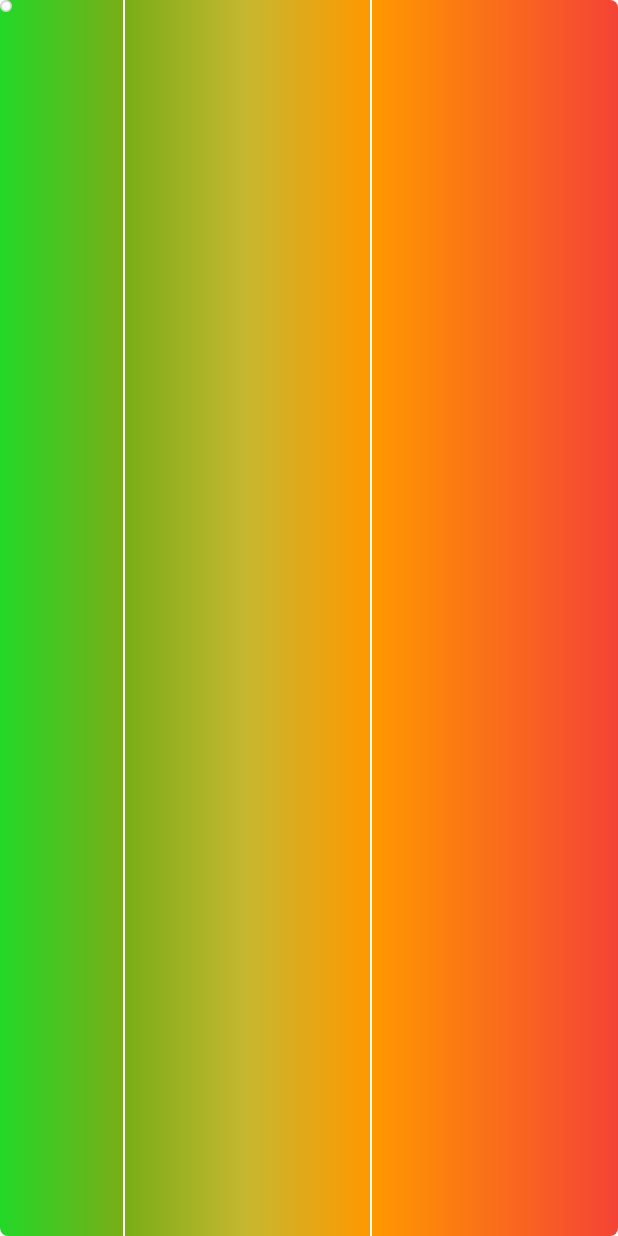
After one commit to zhangxirui-1997/LUCKY.-ZHANG, an Android app: the layout myprogressbar.xml on its own in the app's theme, with its tools: preview values and no code run, on a phone screen of 412 x 824 dp. The commit adds this screen. Run offline under Robolectric (Android 15) with nearby library versions, the phone set to English and light mode, and no system bars.

```diff
--- /dev/null
+++ b/app/src/main/res/drawable-v24/second_color.xml
@@ -0,0 +1,20 @@
+<?xml version="1.0" encoding="utf-8"?>
+<shape xmlns:android="http://schemas.android.com/apk/res/android" >
+    <!--
+    android:startColor="#aa000000"  渐变起始色值
+    android:centerColor=""      渐变中间色值
+    android:endColor="#ffffffff"    渐变结束颜色
+    android:angle="45"      渐变的方向 默认为0 从做向右 ，90时从下向上 必须为45的整数倍
+    android:type="radial"       渐变类型 有三种 线性linear 放射渐变radial 扫描线性渐变sweep
+    android:centerX="0.5"       渐变中心相对X坐标只有渐变类型为放射渐变时有效
+    android:centerY="0.5"       渐变中心相对Y坐标只有渐变类型为放射渐变时有效
+    android:gradientRadius="100"    渐变半径 非线性放射有效
+     -->
+    <gradient
+        android:startColor="#79AD17"
+        android:centerColor="#C7B730"
+        android:endColor="#FF9800"
+        android:angle="0"
+        />
+
+</shape>
--- /dev/null
+++ b/app/src/main/res/drawable-v24/third_color.xml
@@ -0,0 +1,23 @@
+<?xml version="1.0" encoding="utf-8"?>
+<shape xmlns:android="http://schemas.android.com/apk/res/android" >
+    <!--
+    android:startColor="#aa000000"  渐变起始色值
+    android:centerColor=""      渐变中间色值
+    android:endColor="#ffffffff"    渐变结束颜色
+    android:angle="45"      渐变的方向 默认为0 从做向右 ，90时从下向上 必须为45的整数倍
+    android:type="radial"       渐变类型 有三种 线性linear 放射渐变radial 扫描线性渐变sweep
+    android:centerX="0.5"       渐变中心相对X坐标只有渐变类型为放射渐变时有效
+    android:centerY="0.5"       渐变中心相对Y坐标只有渐变类型为放射渐变时有效
+    android:gradientRadius="100"    渐变半径 非线性放射有效
+     -->
+    <corners
+        android:topRightRadius="5dp"
+        android:bottomRightRadius="5dp" />
+
+    <gradient
+        android:startColor="#FF9800"
+        android:endColor="#F44336"
+        android:angle="0"
+        />
+
+</shape>
--- /dev/null
+++ b/app/src/main/res/drawable/first_color.xml
@@ -0,0 +1,25 @@
+<?xml version="1.0" encoding="utf-8"?>
+<shape xmlns:android="http://schemas.android.com/apk/res/android" >
+    <!--
+    android:startColor="#aa000000"  渐变起始色值
+    android:centerColor=""      渐变中间色值
+    android:endColor="#ffffffff"    渐变结束颜色
+    android:angle="45"      渐变的方向 默认为0 从做向右 ，90时从下向上 必须为45的整数倍
+    android:type="radial"       渐变类型 有三种 线性linear 放射渐变radial 扫描线性渐变sweep
+    android:centerX="0.5"       渐变中心相对X坐标只有渐变类型为放射渐变时有效
+    android:centerY="0.5"       渐变中心相对Y坐标只有渐变类型为放射渐变时有效
+    android:gradientRadius="100"    渐变半径 非线性放射有效
+     -->
+
+    <corners
+        android:bottomLeftRadius="5dp"
+        android:topLeftRadius="5dp" />
+
+
+    <gradient
+        android:startColor="#22D828"
+        android:endColor="#79AD17"
+        android:angle="0"
+        />
+
+</shape>
--- /dev/null
+++ b/app/src/main/res/drawable/seekbar_thumb.xml
@@ -0,0 +1,12 @@
+<?xml version="1.0" encoding="utf-8"?>
+<selector xmlns:android="http://schemas.android.com/apk/res/android">
+    <!-- 按下状态-->
+    <item android:drawable="@drawable/seekbar_circle" android:state_pressed="true" />
+
+    <!-- 有焦点状态 -->
+    <item android:drawable="@drawable/seekbar_circle" android:state_focused="true" />
+
+    <!-- 普通状态 -->
+    <item android:drawable="@drawable/seekbar_circle" />
+
+</selector>
--- /dev/null
+++ b/app/src/main/res/layout/myprogressbar.xml
@@ -0,0 +1,48 @@
+<?xml version="1.0" encoding="utf-8"?>
+<RelativeLayout xmlns:android="http://schemas.android.com/apk/res/android"
+    xmlns:app="http://schemas.android.com/apk/res-auto"
+    android:orientation="vertical"
+    android:layout_width="match_parent"
+    android:layout_height="match_parent">
+
+    <LinearLayout
+        android:layout_width="match_parent"
+        android:layout_height="match_parent"
+        android:orientation="horizontal"
+        >
+
+        <ImageView
+            android:id="@+id/imageView4"
+            android:layout_width="wrap_content"
+            android:layout_height="match_parent"
+            android:layout_weight="1"
+            app:srcCompat="@drawable/first_color" />
+        <ImageView
+            android:id="@+id/imageView5"
+            android:layout_width="wrap_content"
+            android:layout_height="match_parent"
+            android:layout_weight="2"
+            android:layout_marginLeft="1dp"
+            app:srcCompat="@drawable/second_color" />
+        <ImageView
+            android:id="@+id/imageView6"
+            android:layout_width="wrap_content"
+            android:layout_height="match_parent"
+            android:layout_weight="2"
+            android:layout_marginLeft="1dp"
+            app:srcCompat="@drawable/third_color" />
+    </LinearLayout>
+
+    <RelativeLayout
+        android:layout_width="match_parent"
+        android:layout_height="match_parent">
+
+        <ImageView
+            android:id="@+id/dsafknasdl"
+            android:layout_width="8dp"
+            android:layout_height="8dp"
+            app:srcCompat="@drawable/button_mainviewpager_2_circle_shape" />
+
+    </RelativeLayout>
+
+</RelativeLayout>
--- a/app/src/main/res/values/strings.xml
+++ b/app/src/main/res/values/strings.xml
@@ -43,7 +43,8 @@
     <string name="item_title">报告标题：</string>
     <string name="item_name">申请人：</string>
     <string name="item_time">送达时间：</string>
-    <string name="run_house">本界面下划可刷新！数据传送需要时间，请您耐心等候！
+    <string name="run_house">本界面下划可刷新！数据传送需要时间，请您耐心等候！超过5分钟未完成，
+        说明您上传的照片不合格，请您长按删除，重新检测
         如需帮助，点击屏幕右上角菜单（三个点）中的“使用帮助”！</string>
 
     <!--关于检查流程中的字符串-->
```
